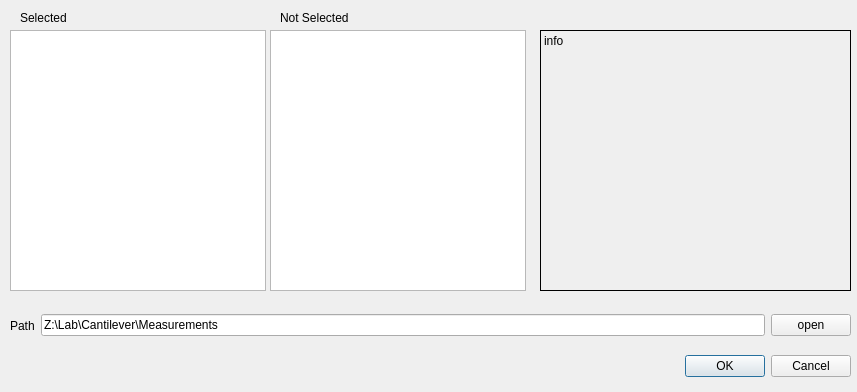
Before: the Qt Designer form src/gui/load_dialog.ui in LISE-B26/pylabcontrol, drawn with Qt 5.
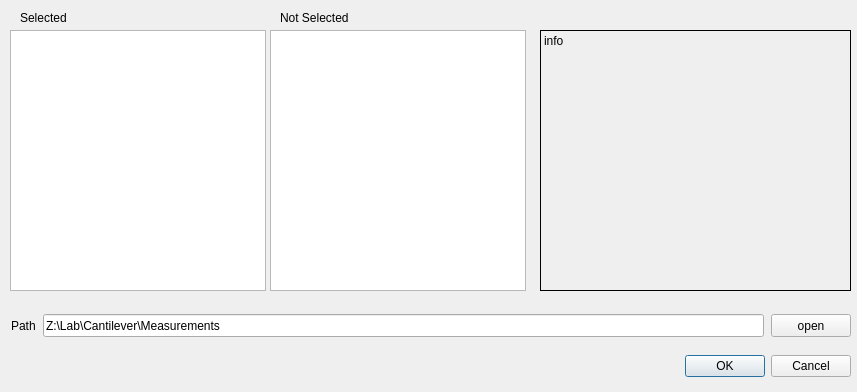
After: the same form once the commit is applied.

Commit message: - load probe dialog is working, wrote a seperate class for it than for scripts and instruments because the structure is a little different and including them to the existing dialogue would have needed a lot of if else statements. Maybe we can unify this in the future in a clever way... - fixed size of path label in load dialogue

Diff of the .ui file:
```diff
--- a/src/gui/load_dialog.ui
+++ b/src/gui/load_dialog.ui
@@ -39,8 +39,29 @@
     </rect>
    </property>
    <layout class="QHBoxLayout" name="horizontalLayout">
+    <property name="spacing">
+     <number>7</number>
+    </property>
+    <property name="sizeConstraint">
+     <enum>QLayout::SetMaximumSize</enum>
+    </property>
+    <property name="leftMargin">
+     <number>1</number>
+    </property>
+    <property name="topMargin">
+     <number>4</number>
+    </property>
+    <property name="bottomMargin">
+     <number>4</number>
+    </property>
     <item>
      <widget class="QLabel" name="lbl_probe_log_path">
+      <property name="sizePolicy">
+       <sizepolicy hsizetype="Preferred" vsizetype="Ignored">
+        <horstretch>0</horstretch>
+        <verstretch>0</verstretch>
+       </sizepolicy>
+      </property>
       <property name="text">
        <string>Path</string>
       </property>
@@ -48,6 +69,12 @@
     </item>
     <item>
      <widget class="QLineEdit" name="txt_probe_log_path">
+      <property name="sizePolicy">
+       <sizepolicy hsizetype="Expanding" vsizetype="Ignored">
+        <horstretch>0</horstretch>
+        <verstretch>0</verstretch>
+       </sizepolicy>
+      </property>
       <property name="text">
        <string>Z:\Lab\Cantilever\Measurements</string>
       </property>
@@ -55,6 +82,12 @@
     </item>
     <item>
      <widget class="QPushButton" name="btn_open">
+      <property name="sizePolicy">
+       <sizepolicy hsizetype="Minimum" vsizetype="Ignored">
+        <horstretch>0</horstretch>
+        <verstretch>0</verstretch>
+       </sizepolicy>
+      </property>
       <property name="text">
        <string>open</string>
       </property>
```
The commit also changes 12 other files.
